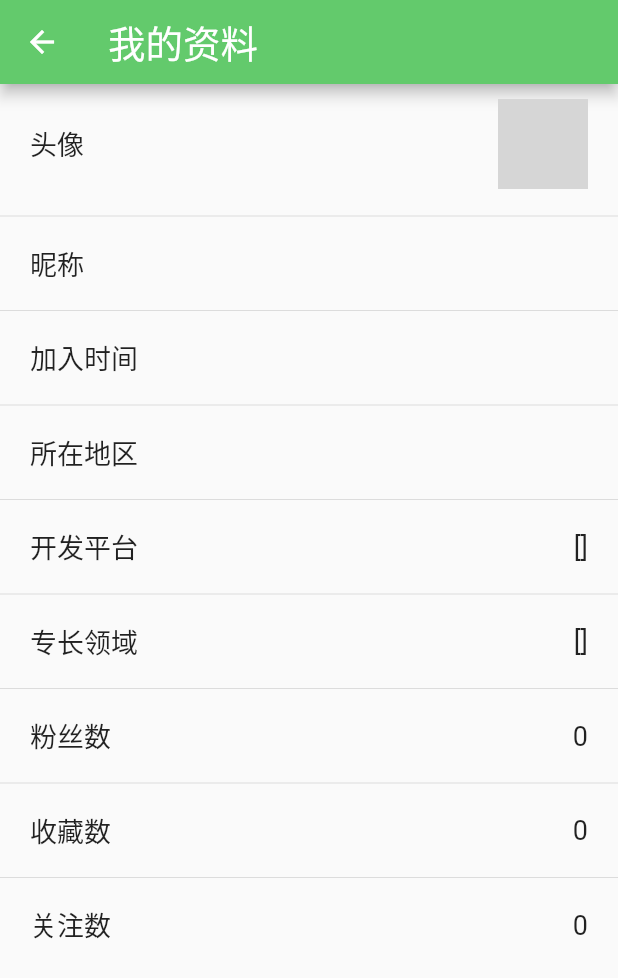
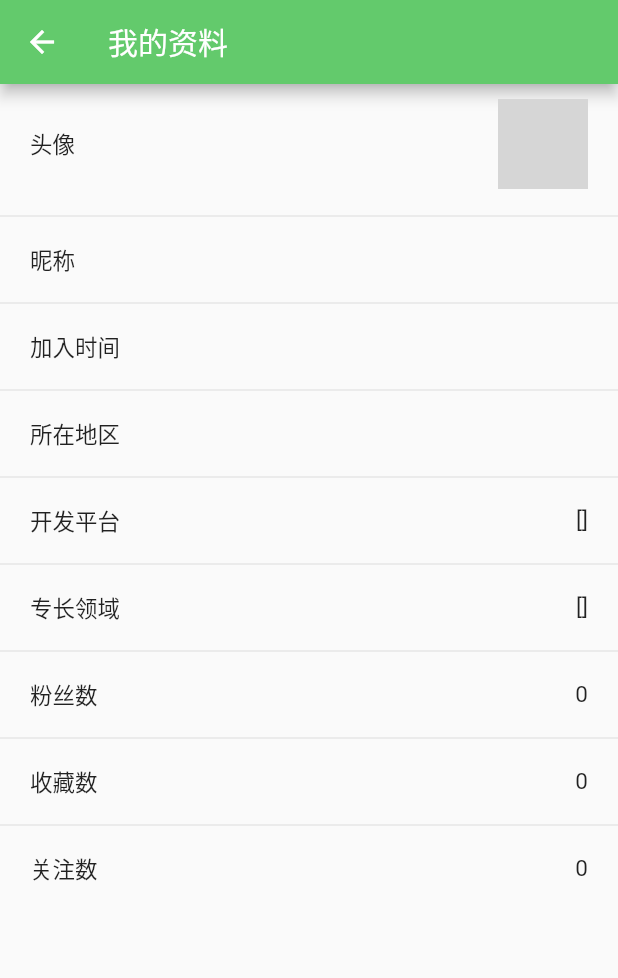
Before and after one commit to Ann9203/flutter, a Flutter app: the UserInfoDetailPage screen opened directly, on a phone screen of 412 x 824 dp. Shown: the top 978 px of the screen. Run offline on Flutter 3.47's test engine with Material 2 defaults, Android fonts, the phone set to English and light mode, and no system bars; our stand-ins replace event_bus, image_picker, shared_preferences; missing offline and left inert: flutter_webview_plugin; accounts and stored records are empty; network calls fail; grey boxes are pictures that could not be loaded.

Commit message:
'修改'

```diff
--- a/flutter_osc_client/flutter_osc_client/lib/pages/user_detain_info_page.dart
+++ b/flutter_osc_client/flutter_osc_client/lib/pages/user_detain_info_page.dart
@@ -66,7 +66,7 @@ class _UserInfoDetailPageState extends State<UserInfoDetailPage> {
   Widget build(BuildContext context) {
     return Scaffold(
       appBar: AppBar(
-        title: Text('我的资料' , style: TextStyle(fontSize: 25.0, color: Color(AppColors.APP_THEME_ICON_COLOR)),),
+        title: Text('我的资料' , style: TextStyle(fontSize: 20.0, color: Color(AppColors.APP_THEME_ICON_COLOR)),),
         iconTheme: IconThemeData(color: Color(AppColors.APP_THEME_ICON_COLOR)),
       ),
       body: Container(
@@ -88,7 +88,7 @@ class _UserInfoDetailPageState extends State<UserInfoDetailPage> {
                                 children: <Widget>[
                                   Text(
                                     '头像',
-                                    style: TextStyle(fontSize: 18.0),
+                                    style: TextStyle(fontSize: 15.0),
                                   ),
                                   Container(
                                     width: 60.0,
@@ -139,10 +139,10 @@ class _UserInfoDetailPageState extends State<UserInfoDetailPage> {
                               crossAxisAlignment:  CrossAxisAlignment.center,
                               mainAxisAlignment: MainAxisAlignment.spaceBetween,
                               children: <Widget>[
-                                Text(name, style: TextStyle(fontSize: 18.0),),
+                                Text(name, style: TextStyle(fontSize: 15.0),),
                                 isExpended?
-                                    Expanded(child: Text(value, textAlign: TextAlign.right, maxLines: 1, style: TextStyle(fontSize: 18.0),))
-                                    :Text(value, style: TextStyle(fontSize: 18.0, ),)
+                                    Expanded(child: Text(value, textAlign: TextAlign.right, maxLines: 1, style: TextStyle(fontSize: 15.0),))
+                                    :Text(value, style: TextStyle(fontSize: 15.0, ),)
                               ],
                             ),
                           ),
```
